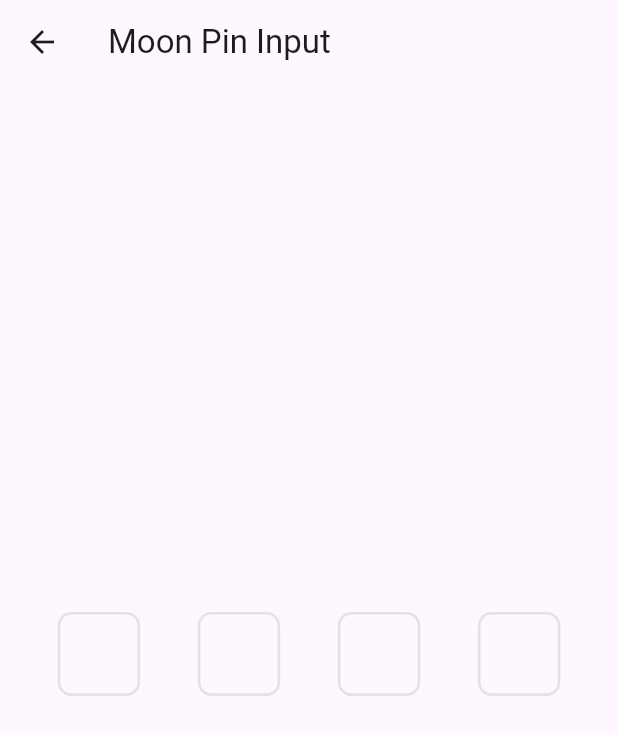
After one commit to teamflutter/nova-design-system-flutter, a Flutter app: the screen it shows after launch, after a tap on "Authcode", on a phone screen of 412 x 824 dp. The commit adds this screen. Shown: the top 735 px of the screen. Run offline on Flutter 3.47's test engine with Material 3 defaults, Android fonts, the phone set to English and light mode, and no system bars; our stand-ins replace flutter_screenutil.

Commit message:
feat: authcode completed

```diff
--- a/example/lib/main.dart
+++ b/example/lib/main.dart
@@ -1,6 +1,7 @@
 import 'package:flutter/material.dart';
 import 'package:nova_design_system_flutter/theme/ResponsiveWrapper.dart';
 import 'package:nova_design_system_flutter_example/samples/AccordionSamples.dart';
+import 'package:nova_design_system_flutter_example/samples/AuthCodeSample.dart';
 import 'package:nova_design_system_flutter_example/samples/AvatarSamples.dart';
 import 'package:nova_design_system_flutter_example/samples/RadiobuttonSample.dart';
 import 'package:nova_design_system_flutter_example/samples/SegmentedControlSample.dart';
@@ -78,6 +79,17 @@ class _MyAppState extends State<MyApp> {
                     SizedBox(
                       height: 8,
                     ),
+                    FilledButton(
+                        onPressed: () {
+                          Navigator.push(
+                              context,
+                              MaterialPageRoute(
+                                  builder: (context) =>  AuthCodeExample()));
+                        },
+                        child: const Text("Authcode")),
+                    SizedBox(
+                      height: 8,
+                    ),
                   ],
                 ),
               );
--- /dev/null
+++ b/example/lib/samples/AuthCodeSample.dart
@@ -0,0 +1,22 @@
+import 'package:flutter/material.dart';
+import 'package:nova_design_system_flutter/components/NAuthCode.dart';
+
+class AuthCodeExample extends StatelessWidget {
+  const AuthCodeExample({super.key});
+
+  @override
+  Widget build(BuildContext context) {
+    return Scaffold(
+      appBar: AppBar(title: Text("Moon Pin Input")),
+      body: Center(
+        child: NAuthCode(
+          onCompleted: (pin) {
+            print("PIN entered: $pin");
+          },
+          showError: false,
+          obscureText: false,
+        ),
+      ),
+    );
+  }
+}
--- /dev/null
+++ b/lib/components/NAuthCode.dart
@@ -0,0 +1,149 @@
+import 'package:flutter/material.dart';
+import 'package:flutter/services.dart';
+import 'package:nova_design_system_flutter/theme/AppTypography.dart';
+import 'package:nova_design_system_flutter/theme/ResponsiveUtil.dart';
+
+import '../theme/AppColors.dart';
+import '../theme/ThemeUtils.dart';
+
+/// This widget allows users to input a PIN with multiple fields.
+class NAuthCode extends StatefulWidget {
+  /// Number of PIN fields.
+  final int length;
+
+  /// Called when the PIN is fully entered.
+  final ValueChanged<String>? onCompleted;
+
+  /// Whether to show an error border.
+  final bool showError;
+
+  /// Whether to obscure the input (e.g., for passwords).
+  final bool obscureText;
+
+  const NAuthCode({
+    super.key,
+    this.length = 4,
+    this.onCompleted,
+    this.showError = false,
+    this.obscureText = false,
+  });
+
+  @override
+  _NAuthCodeState createState() => _NAuthCodeState();
+}
+
+class _NAuthCodeState extends State<NAuthCode> {
+  late List<TextEditingController> _controllers;
+  late List<FocusNode> _focusNodes;
+
+  @override
+  void initState() {
+    super.initState();
+    _controllers = List.generate(
+      widget.length,
+          (_) => TextEditingController(),
+    );
+    _focusNodes = List.generate(
+      widget.length,
+          (_) => FocusNode(),
+    );
+  }
+
+  @override
+  void dispose() {
+    for (final controller in _controllers) {
+      controller.dispose();
+    }
+    for (final focusNode in _focusNodes) {
+      focusNode.dispose();
+    }
+    super.dispose();
+  }
+
+  void _onChanged(int index, String value) {
+    if (value.length > 1) {
+      return;
+    }
+
+    if (value.isNotEmpty && index < widget.length - 1) {
+      _focusNodes[index + 1].requestFocus();
+    } else if (value.isEmpty && index > 0) {
+      _focusNodes[index - 1].requestFocus();
+    }
+
+    // Combine all inputs into a single PIN string.
+    final pin = _controllers.map((controller) => controller.text).join();
+
+    if (pin.length == widget.length && widget.onCompleted != null) {
+      widget.onCompleted!(pin);
+    }
+  }
+
+  @override
+  Widget build(BuildContext context) {
+    final typography = AppTypography.uiStyle(context);
+    final ColorPalette colorPalette = ThemeUtils.getPalette(context);
+
+    final errorBorder = OutlineInputBorder(
+      borderRadius: BorderRadius.circular(ResponsiveUtils.radius(8)),
+      borderSide: BorderSide(
+        color: SupportiveColors.scarlet,
+        width: ResponsiveUtils.width(1.5),
+      ),
+    );
+
+    return Row(
+      mainAxisAlignment: MainAxisAlignment.spaceEvenly,
+      children: List.generate(widget.length, (index) {
+        return SizedBox(
+          width: ResponsiveUtils.width(48),
+          height: ResponsiveUtils.height(56),
+          child: TextField(
+            controller: _controllers[index],
+            focusNode: _focusNodes[index],
+            textAlign: TextAlign.center,
+            obscureText: widget.obscureText,
+            style: typography.sm,
+            keyboardType: TextInputType.number,
+            maxLength: 1,
+            showCursor: false,
+            inputFormatters: [
+              FilteringTextInputFormatter.digitsOnly, // Allow only numbers
+            ],
+            decoration: InputDecoration(
+              counterText: "",
+              focusedBorder: OutlineInputBorder(
+                borderRadius: BorderRadius.circular(ResponsiveUtils.radius(8)),
+                borderSide: BorderSide(
+                  color: widget.showError
+                      ? SupportiveColors.scarlet
+                      : colorPalette.electricBlue,
+                  width: ResponsiveUtils.width(1.5),
+                ),
+              ),
+              enabledBorder: OutlineInputBorder(
+                borderRadius: BorderRadius.circular(ResponsiveUtils.radius(8)),
+                borderSide: BorderSide(
+                  color: widget.showError
+                      ? SupportiveColors.scarlet
+                      : colorPalette.stone,
+                  width: ResponsiveUtils.width(1.5),
+                ),
+              ),
+              border: OutlineInputBorder(
+                borderRadius: BorderRadius.circular(ResponsiveUtils.radius(8)),
+                borderSide: BorderSide(
+                  color: colorPalette.stone,
+                  width: ResponsiveUtils.width(1.5),
+                ),
+              ),
+              errorBorder: errorBorder,
+              focusedErrorBorder: errorBorder,
+            ),
+            onChanged: (value) => _onChanged(index, value),
+          ),
+        );
+      }),
+    );
+  }
+}
--- a/lib/components/NSegmentedControl.dart
+++ b/lib/components/NSegmentedControl.dart
@@ -40,7 +40,7 @@ import '../theme/ThemeUtils.dart';
 /// Notes:
 /// - The widget automatically adapts to the size (either small or medium) based on the `size` parameter.
 /// - Text and icon cannot be used simultaneously for a single item. You need to provide one or the other.
-/// - This widget uses a `TabController` to manage the selection state and animation of the indicator.
+/// - This widget uses a `TabController` to manage the selection state an3d animation of the indicator.
 
 class SegmentedControlItem {
   final String? text;
```
